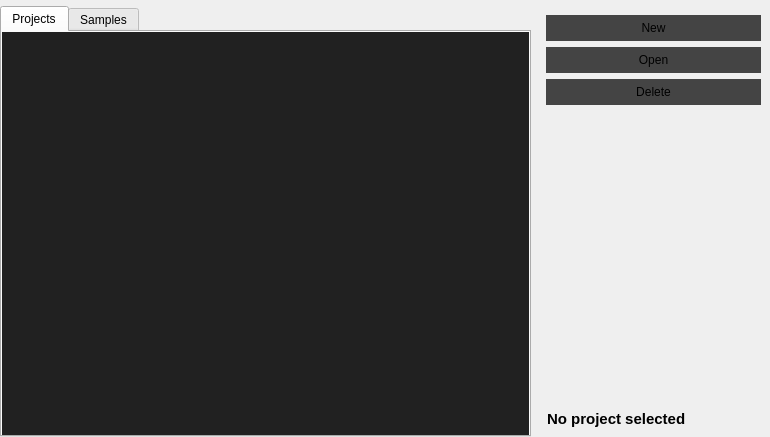
This is src/widgets/projectmanager.ui in jahshaka/Studio as Qt 5 draws it before an edit. The edited form follows.
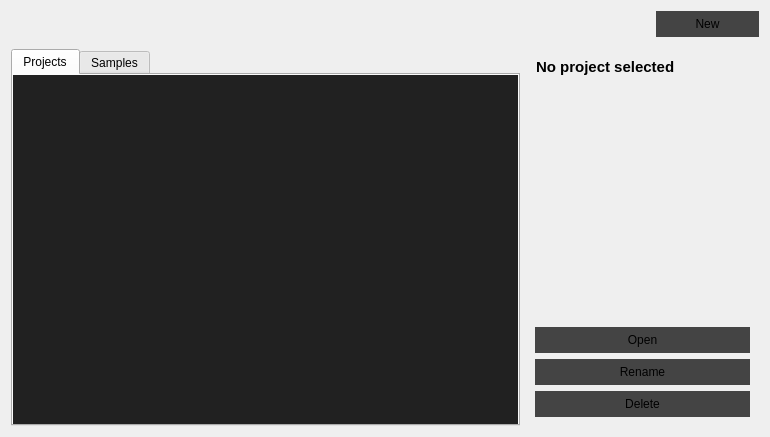
This is the edited form.

Commit message: Tweak the project manager ui

What changed in the file:
```diff
--- a/src/widgets/projectmanager.ui
+++ b/src/widgets/projectmanager.ui
@@ -71,19 +71,49 @@
 }</string>
   </property>
   <layout class="QGridLayout" name="gridLayout_3">
-   <property name="leftMargin">
-    <number>0</number>
-   </property>
-   <property name="topMargin">
-    <number>0</number>
-   </property>
-   <property name="rightMargin">
-    <number>0</number>
-   </property>
-   <property name="bottomMargin">
-    <number>0</number>
-   </property>
+   <item row="0" column="0" colspan="2">
+    <layout class="QHBoxLayout" name="horizontalLayout">
+     <item>
+      <spacer name="horizontalSpacer">
+       <property name="orientation">
+        <enum>Qt::Horizontal</enum>
+       </property>
+       <property name="sizeHint" stdset="0">
+        <size>
+         <width>40</width>
+         <height>20</height>
+        </size>
+       </property>
+      </spacer>
+     </item>
+     <item>
+      <widget class="QPushButton" name="newProject">
+       <property name="text">
+        <string>          New          </string>
+       </property>
+      </widget>
+     </item>
+    </layout>
+   </item>
    <item row="1" column="0">
+    <widget class="QWidget" name="widget" native="true">
+     <layout class="QHBoxLayout" name="horizontalLayout_2">
+      <property name="leftMargin">
+       <number>0</number>
+      </property>
+      <property name="topMargin">
+       <number>0</number>
+      </property>
+      <property name="rightMargin">
+       <number>0</number>
+      </property>
+      <property name="bottomMargin">
+       <number>0</number>
+      </property>
+     </layout>
+    </widget>
+   </item>
+   <item row="2" column="0">
     <widget class="QTabWidget" name="tabWidget">
      <property name="sizePolicy">
       <sizepolicy hsizetype="Expanding" vsizetype="Expanding">
@@ -204,7 +234,7 @@
      </widget>
     </widget>
    </item>
-   <item row="1" column="1">
+   <item row="2" column="1">
     <widget class="QWidget" name="widget_2" native="true">
      <property name="sizePolicy">
       <sizepolicy hsizetype="Fixed" vsizetype="Preferred">
@@ -220,39 +250,22 @@
      </property>
      <layout class="QVBoxLayout" name="verticalLayout">
       <item>
-       <widget class="QPushButton" name="newProject">
-        <property name="text">
-         <string>New</string>
+       <widget class="QLabel" name="name">
+        <property name="font">
+         <font>
+          <pointsize>11</pointsize>
+          <weight>75</weight>
+          <bold>true</bold>
+         </font>
         </property>
-       </widget>
-      </item>
-      <item>
-       <widget class="QPushButton" name="openProject">
         <property name="text">
-         <string>Open</string>
+         <string>No project selected</string>
         </property>
-       </widget>
-      </item>
-      <item>
-       <widget class="QPushButton" name="deleteProject">
-        <property name="text">
-         <string>Delete</string>
+        <property name="indent">
+         <number>1</number>
         </property>
        </widget>
       </item>
-      <item>
-       <spacer name="verticalSpacer_2">
-        <property name="orientation">
-         <enum>Qt::Vertical</enum>
-        </property>
-        <property name="sizeHint" stdset="0">
-         <size>
-          <width>20</width>
-          <height>40</height>
-         </size>
-        </property>
-       </spacer>
-      </item>
       <item>
        <layout class="QGridLayout" name="gridLayout_5">
         <property name="leftMargin">
@@ -271,19 +284,36 @@
        </layout>
       </item>
       <item>
-       <widget class="QLabel" name="name">
-        <property name="font">
-         <font>
-          <pointsize>11</pointsize>
-          <weight>75</weight>
-          <bold>true</bold>
-         </font>
+       <spacer name="verticalSpacer_2">
+        <property name="orientation">
+         <enum>Qt::Vertical</enum>
         </property>
+        <property name="sizeHint" stdset="0">
+         <size>
+          <width>20</width>
+          <height>40</height>
+         </size>
+        </property>
+       </spacer>
+      </item>
+      <item>
+       <widget class="QPushButton" name="openProject">
         <property name="text">
-         <string>No project selected</string>
+         <string>Open</string>
         </property>
-        <property name="indent">
-         <number>1</number>
+       </widget>
+      </item>
+      <item>
+       <widget class="QPushButton" name="renameButton">
+        <property name="text">
+         <string>Rename</string>
+        </property>
+       </widget>
+      </item>
+      <item>
+       <widget class="QPushButton" name="deleteProject">
+        <property name="text">
+         <string>Delete</string>
         </property>
        </widget>
       </item>
@@ -295,25 +325,7 @@
      <zorder>openProject</zorder>
      <zorder>deleteProject</zorder>
      <zorder>name</zorder>
-     <zorder>newProject</zorder>
-    </widget>
-   </item>
-   <item row="0" column="0" colspan="2">
-    <widget class="QWidget" name="widget" native="true">
-     <layout class="QHBoxLayout" name="horizontalLayout_2">
-      <property name="leftMargin">
-       <number>0</number>
-      </property>
-      <property name="topMargin">
-       <number>0</number>
-      </property>
-      <property name="rightMargin">
-       <number>0</number>
-      </property>
-      <property name="bottomMargin">
-       <number>0</number>
-      </property>
-     </layout>
+     <zorder>renameButton</zorder>
     </widget>
    </item>
   </layout>
```
Left out of the diff: 7 changed lines with no effect on the pictures. The commit also changes 2 other files.
